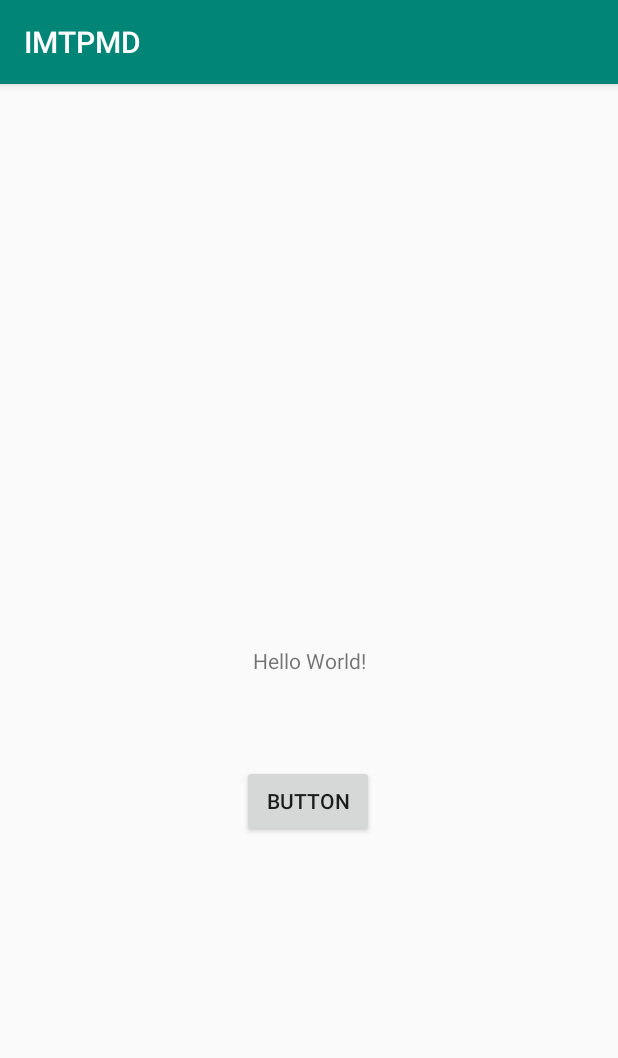
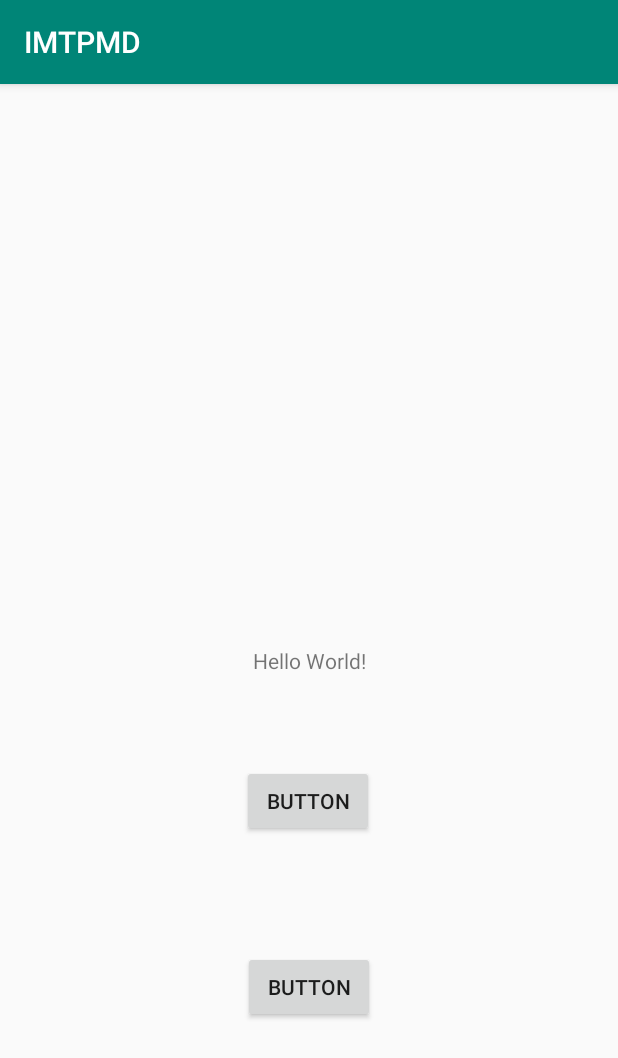
Before and after one commit to nynkevd/IMTPMD, an Android app: the screen it shows after launch (MainActivity), on a phone screen of 412 x 824 dp. Shown: the top 1058 px of the screen. Run offline under Robolectric (Android 15) with nearby library versions, the phone set to English and light mode, and no system bars.

Commit message:
button 2

```diff
--- a/app/src/main/res/layout/activity_main.xml
+++ b/app/src/main/res/layout/activity_main.xml
@@ -29,4 +29,16 @@
         app:layout_constraintStart_toStartOf="parent"
         app:layout_constraintTop_toBottomOf="@+id/textView" />
 
+    <Button
+        android:id="@+id/button2"
+        android:layout_width="wrap_content"
+        android:layout_height="wrap_content"
+        android:layout_marginStart="8dp"
+        android:layout_marginTop="76dp"
+        android:layout_marginEnd="8dp"
+        android:text="Button"
+        app:layout_constraintEnd_toEndOf="parent"
+        app:layout_constraintStart_toStartOf="parent"
+        app:layout_constraintTop_toBottomOf="@+id/button" />
+
 </android.support.constraint.ConstraintLayout>
```
